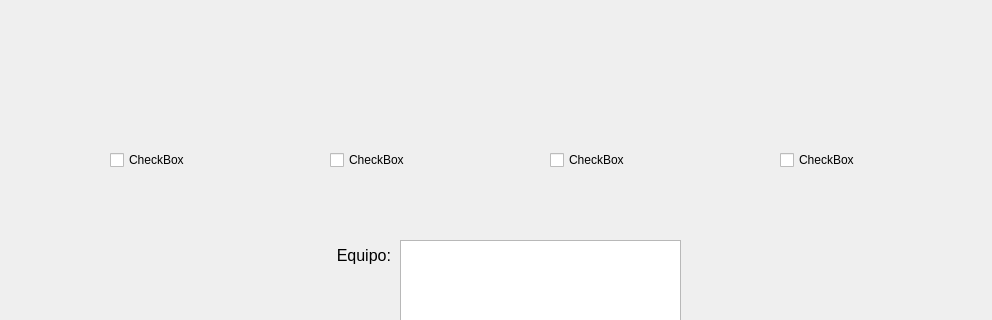
Above: Unidad 2/P_02_SeleccionEquipoui.ui from adanclv/PIP_2024_1 before the change; both pictures show x 0 to 992 and y 180 to 500 of the 992 by 748 pixel window. Below: the same form after it.
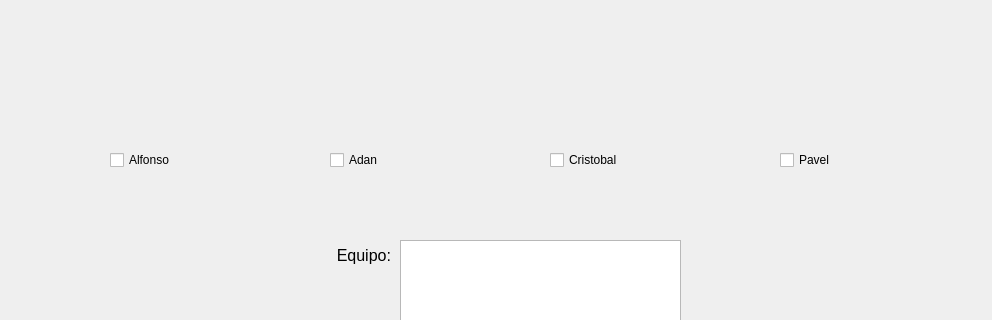
That is the form after the change. Icons and pictures are not drawn.

Patch:
```diff
--- a/Unidad 2/P_02_SeleccionEquipoui.ui
+++ b/Unidad 2/P_02_SeleccionEquipoui.ui
@@ -121,7 +121,7 @@
      </rect>
     </property>
     <property name="text">
-     <string>CheckBox</string>
+     <string>Alfonso</string>
     </property>
    </widget>
    <widget class="QCheckBox" name="checkBox_2">
@@ -134,7 +134,7 @@
      </rect>
     </property>
     <property name="text">
-     <string>CheckBox</string>
+     <string>Adan</string>
     </property>
    </widget>
    <widget class="QLabel" name="img_persona_2">
@@ -176,7 +176,7 @@
      </rect>
     </property>
     <property name="text">
-     <string>CheckBox</string>
+     <string>Cristobal</string>
     </property>
    </widget>
    <widget class="QLabel" name="img_persona_3">
@@ -227,7 +227,7 @@
      </rect>
     </property>
     <property name="text">
-     <string>CheckBox</string>
+     <string>Pavel</string>
     </property>
    </widget>
   </widget>
```
Left out of the diff: 26 changed lines with no effect on the pictures.
